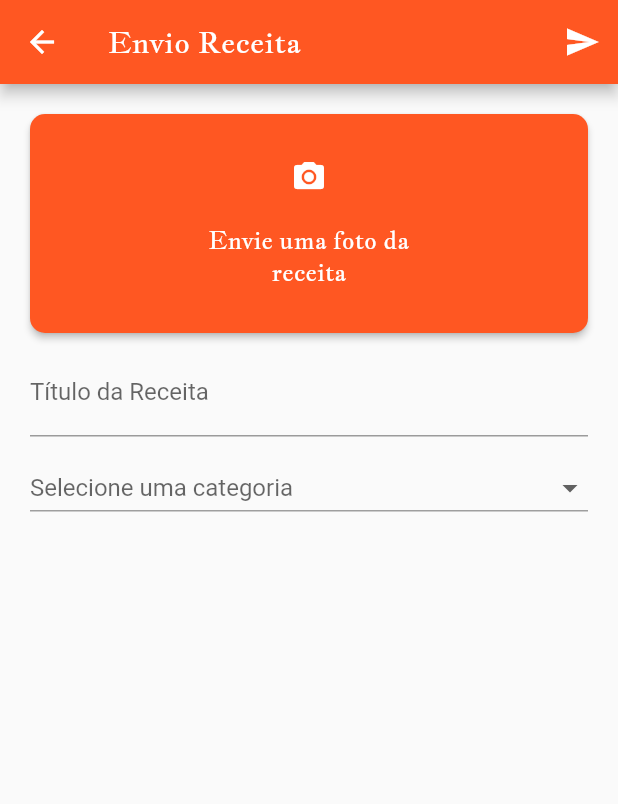
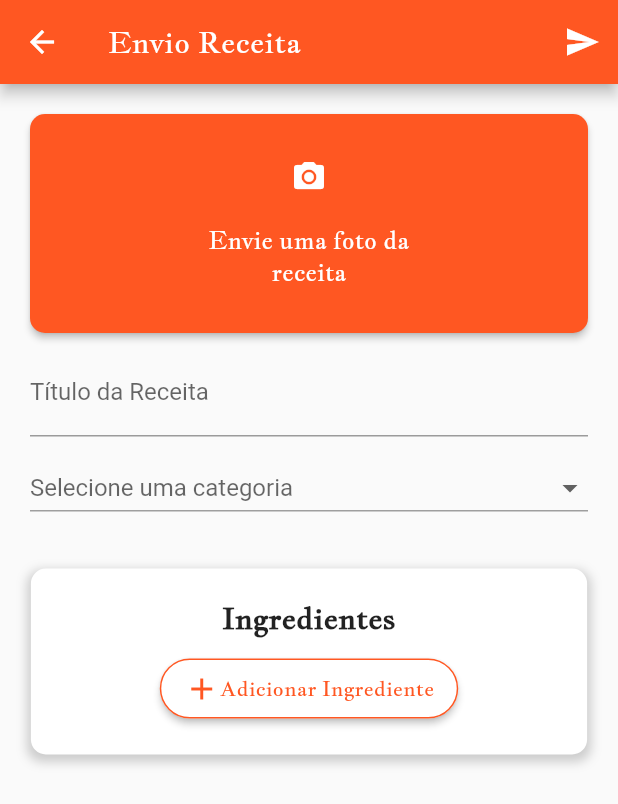
Before and after one commit to MichalskiLucas/ProjetoIntegrador, a Flutter app: the screen it shows once a user with an empty profile is signed in, in the side drawer, after a tap on "Enviar Receita", on a phone screen of 412 x 824 dp. Shown: the top 804 px of the screen. Run offline on Flutter 3.47's test engine with Material 2 defaults, Android fonts, the phone set to English and light mode, and no system bars; our stand-ins replace camera, chat_bubbles, firebase_auth, firebase_core, get, google_sign_in and 4 more; missing offline and left inert: chat_gpt_flutter, filter_list; accounts and stored records are empty; network calls fail.

Commit message:
Feat: Feito campo de ingredientes

```diff
--- a/CookMaster-APP/cookmaster-FrontEnd/cookmaster_front/lib/pages/sendRecipe_page.dart
+++ b/CookMaster-APP/cookmaster-FrontEnd/cookmaster_front/lib/pages/sendRecipe_page.dart
@@ -17,7 +17,8 @@ class SendRecipePage extends StatefulWidget {
 class _SendRecipePageState extends State<SendRecipePage> {
   List<CameraDescription> cameras = [];
   String? selectedImagePath;
-  String? selectedCategory; // Estado para a categoria selecionada
+  String? selectedCategory;
+  List<Ingredient> ingredients = [];
 
   @override
   void initState() {
@@ -120,6 +121,84 @@ class _SendRecipePageState extends State<SendRecipePage> {
     );
   }
 
+  void _addIngredient() {
+    showDialog(
+      context: context,
+      builder: (BuildContext context) {
+        String ingredientName = '';
+        double ingredientQuantity = 0.0;
+        String ingredientUnit = '';
+        return AlertDialog(
+          title: const Text(
+            "Adicionar Ingrediente",
+            style: TextStyle(fontFamily: "JacquesFrancois"),
+          ),
+          content: Column(
+            mainAxisSize: MainAxisSize.min,
+            children: [
+              TextField(
+                onChanged: (value) {
+                  ingredientName = value;
+                },
+                decoration: const InputDecoration(
+                  labelText: "Ingrediente",
+                  border: OutlineInputBorder(),
+                ),
+              ),
+              const SizedBox(height: 10),
+              TextField(
+                onChanged: (value) {
+                  ingredientQuantity = double.tryParse(value) ?? 0.0;
+                },
+                decoration: const InputDecoration(
+                  labelText: "Quantidade",
+                  border: OutlineInputBorder(),
+                ),
+              ),
+              const SizedBox(height: 10),
+              TextField(
+                onChanged: (value) {
+                  ingredientUnit = value;
+                },
+                decoration: const InputDecoration(
+                  labelText: "Unidade de Medida",
+                  border: OutlineInputBorder(),
+                ),
+              ),
+              const SizedBox(height: 10),
+              Row(
+                mainAxisAlignment: MainAxisAlignment.spaceEvenly,
+                children: [
+                  ElevatedButton(
+                    onPressed: () {
+                      Navigator.pop(context);
+                    },
+                    child: const Text("Voltar"),
+                  ),
+                  ElevatedButton(
+                    onPressed: () {
+                      setState(() {
+                        ingredients.add(
+                          Ingredient(
+                            name: ingredientName,
+                            quantity: ingredientQuantity,
+                            unit: ingredientUnit,
+                          ),
+                        );
+                      });
+                      Navigator.pop(context);
+                    },
+                    child: const Text("Adicionar"),
+                  ),
+                ],
+              ),
+            ],
+          ),
+        );
+      },
+    );
+  }
+
   @override
   Widget build(BuildContext context) {
     return Scaffold(
@@ -175,14 +254,13 @@ class _SendRecipePageState extends State<SendRecipePage> {
                   Column(
                     children: [
                       Container(
-                        margin: EdgeInsets.all(10),
+                        margin: const EdgeInsets.all(10),
                         child: ClipRRect(
                           borderRadius: BorderRadius.circular(10),
                           child: Image.file(
                             File(selectedImagePath!),
-                            width: MediaQuery.of(context).size.width -
-                                20, // Largura responsiva
-                            height: 200, // Altura fixa
+                            width: MediaQuery.of(context).size.width - 20,
+                            height: 200,
                             fit: BoxFit.cover,
                           ),
                         ),
@@ -204,7 +282,7 @@ class _SendRecipePageState extends State<SendRecipePage> {
                   ),
                 ),
                 const SizedBox(height: 10),
-                Container(
+                SizedBox(
                   width: double.infinity,
                   child: DropdownButton<String>(
                     hint: selectedCategory != null
@@ -229,20 +307,89 @@ class _SendRecipePageState extends State<SendRecipePage> {
                         value: "Sobremesas",
                         child: Text("Sobremesas"),
                       ),
-                    ], // Ícone da seta
-                    iconSize: 24, // Tamanho do ícone
-                    isExpanded: true, // Permite que o botão seja expandido
+                    ],
+                    iconSize: 24,
+                    isExpanded: true,
                     underline: Container(
-                      height: 1, // Altura da borda
+                      height: 1,
                       decoration: const BoxDecoration(
                         border: Border(
                           bottom: BorderSide(
-                            color: Colors.grey, // Cor da borda
-                            width: 1, // Espessura da borda
+                            color: Colors.grey,
+                            width: 1,
                           ),
                         ),
                       ),
-                    ), // Remove a linha de seleção
+                    ),
+                  ),
+                ),
+                const SizedBox(height: 10),
+                Container(
+                  width: MediaQuery.of(context).size.width * 0.9,
+                  padding: const EdgeInsets.all(20),
+                  margin: const EdgeInsets.symmetric(vertical: 20),
+                  decoration: BoxDecoration(
+                    color: Colors.white,
+                    borderRadius: BorderRadius.circular(10),
+                    boxShadow: [
+                      BoxShadow(
+                        color: Colors.grey.withOpacity(0.5),
+                        spreadRadius: 2,
+                        blurRadius: 5,
+                        offset: const Offset(0, 3),
+                      )
+                    ],
+                  ),
+                  child: Column(
+                    children: [
+                      const Text(
+                        "Ingredientes",
+                        style: TextStyle(
+                          fontFamily: "JacquesFrancois",
+                          fontSize: 20,
+                          fontWeight: FontWeight.bold,
+                        ),
+                      ),
+                      const SizedBox(height: 10),
+                      for (var ingredient in ingredients)
+                        ListTile(
+                          title: Text(ingredient.name),
+                          subtitle:
+                              Text('${ingredient.quantity} ${ingredient.unit}'),
+                        ),
+                      ElevatedButton(
+                        onPressed: _addIngredient,
+                        style: ButtonStyle(
+                          backgroundColor:
+                              MaterialStateProperty.all(Colors.white),
+                          side: MaterialStateProperty.all(
+                            const BorderSide(
+                              color: Colors.deepOrange,
+                            ),
+                          ),
+                          shape: MaterialStateProperty.all(
+                            RoundedRectangleBorder(
+                              borderRadius: BorderRadius.circular(50),
+                            ),
+                          ),
+                          minimumSize: MaterialStateProperty.all(
+                            const Size(120, 40),
+                          ),
+                        ),
+                        child: Row(
+                          mainAxisSize: MainAxisSize.min,
+                          children: [
+                            Icon(Icons.add, color: Colors.deepOrange),
+                            Text(
+                              "Adicionar Ingrediente",
+                              style: TextStyle(
+                                  fontFamily: "JacquesFrancois",
+                                  color: Colors.deepOrange),
+                            ),
+                          ],
+                        ),
+                      ),
+                    ],
                   ),
                 ),
               ],
@@ -258,6 +405,18 @@ class _SendRecipePageState extends State<SendRecipePage> {
       ),
     );
   }
+}
+
+class Ingredient {
+  final String name;
+  final double quantity;
+  final String unit;
+
+  Ingredient({
+    required this.name,
+    required this.quantity,
+    required this.unit,
+  });
 }
 
 class CameraScreen extends StatefulWidget {
```
Also changed, not shown: 1 other file.
